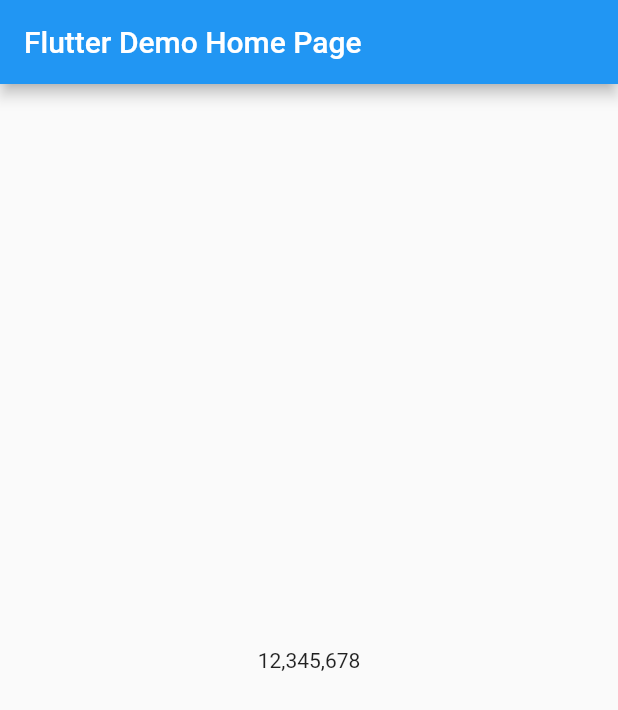
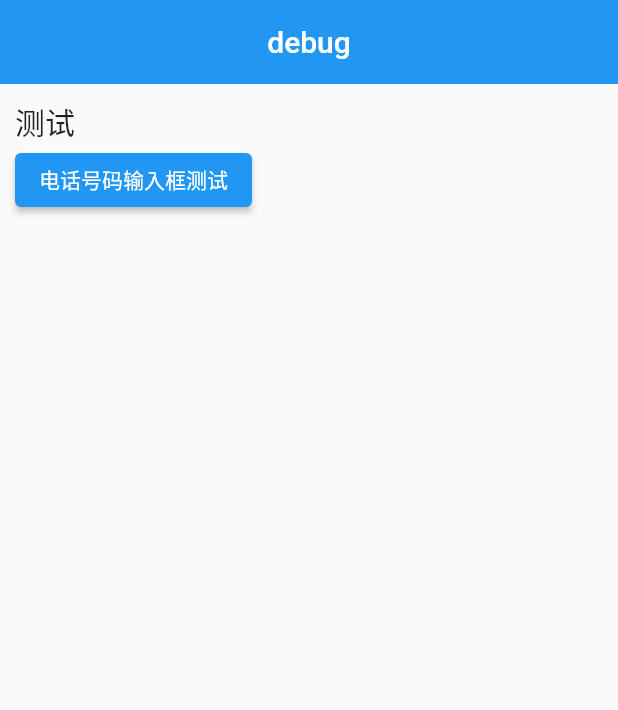
Before and after one commit to aleiin/convenient_dev_toolkit, a Flutter app: the screen it shows after launch, on a phone screen of 412 x 824 dp. Shown: the top 710 px of the screen. Run offline on Flutter 3.47's test engine with Material 2 defaults, Android fonts, the phone set to English and light mode, and no system bars; our stand-ins replace decimal.

Commit message:
1. 添加电话号码格式化工具类 2. 添加货币格式化工具类 3. 添加整数格式化工具类

```diff
--- a/example/lib/main.dart
+++ b/example/lib/main.dart
@@ -1,4 +1,5 @@
 import 'package:convenient_dev_toolkit/convenient_dev_toolkit.dart';
+import 'package:example/input/phone_input_test.dart';
 import 'package:flutter/material.dart';
 
 void main() {
@@ -32,21 +33,56 @@ class MyHomePage extends StatefulWidget {
 class _MyHomePageState extends State<MyHomePage> {
   @override
   Widget build(BuildContext context) {
-    return Scaffold(
-      appBar: AppBar(
-        title: Text(widget.title),
-      ),
-      body: Center(
-        child: Column(
-          mainAxisAlignment: MainAxisAlignment.center,
-          children: <Widget>[
-            Text(
-              '12345678'.toCurrencyFormatter(),
+    return CustomWidget(
+      titleLabel: 'debug',
+      body: SafeArea(
+        child: SingleChildScrollView(
+          child: Padding(
+            padding: const EdgeInsets.symmetric(horizontal: 10),
+            child: Column(
+              crossAxisAlignment: CrossAxisAlignment.start,
+              children: [
+                getItemView(
+                  label: '测试',
+                  children: [
+                    ElevatedButton(
+                      child: const Text('电话号码输入框测试'),
+                      onPressed: () {
+                        Navigator.of(context)
+                            .push(MaterialPageRoute(builder: (context) {
+                          return const PhoneInputTest();
+                        }));
+                      },
+                    ),
+                  ],
+                ),
+              ],
             ),
-          ],
+          ),
         ),
       ),
-      // This trailing comma makes auto-formatting nicer for build methods.
+    );
+  }
+
+  Widget getItemView({
+    String? label,
+    List<Widget> children = const <Widget>[],
+  }) {
+    return Padding(
+      padding: const EdgeInsets.only(top: 10),
+      child: Column(
+        crossAxisAlignment: CrossAxisAlignment.start,
+        children: [
+          Text(
+            label ?? '',
+            style: const TextStyle(fontSize: 20),
+          ),
+          Wrap(
+            spacing: 10,
+            children: children,
+          ),
+        ],
+      ),
     );
   }
 }
--- /dev/null
+++ b/lib/widget/custom_widget.dart
@@ -0,0 +1,109 @@
+import 'package:flutter/material.dart';
+import 'package:flutter/services.dart';
+
+class CustomWidget extends StatefulWidget {
+  const CustomWidget({
+    Key? key,
+    this.isCustomAppBar = true,
+    this.appBar,
+    this.leading,
+    this.title,
+    this.backgroundColor,
+    this.iconTheme,
+    this.elevation = 0,
+    this.titleLabel = '标题',
+    this.titleLabelStyle,
+    this.automaticallyImplyLeading = true,
+    this.body,
+    this.actions,
+    this.endDrawer,
+    this.bottomNavigationBar,
+    this.resizeToAvoidBottomInset = true,
+    this.systemOverlayStyle,
+    this.centerTitle = true,
+  }) : super(key: key);
+
+  /// 是否使用自定义的appBar
+  final bool isCustomAppBar;
+
+  ///
+  final PreferredSizeWidget? appBar;
+
+  ///
+  final Widget? leading;
+
+  ///
+  final Widget? title;
+
+  ///
+  final Color? backgroundColor;
+
+  ///
+  final IconThemeData? iconTheme;
+
+  ///
+  final double? elevation;
+
+  ///
+  final String titleLabel;
+
+  ///
+  final TextStyle? titleLabelStyle;
+
+  ///
+  final bool automaticallyImplyLeading;
+
+  ///
+  final Widget? body;
+
+  ///
+  final List<Widget>? actions;
+
+  ///
+  final Widget? endDrawer;
+
+  ///
+  final Widget? bottomNavigationBar;
+
+  ///
+  final bool resizeToAvoidBottomInset;
+
+  ///
+  final SystemUiOverlayStyle? systemOverlayStyle;
+
+  ///
+  final bool centerTitle;
+
+  @override
+  State<CustomWidget> createState() => _CustomWidgetState();
+}
+
+class _CustomWidgetState extends State<CustomWidget> {
+  @override
+  Widget build(BuildContext context) {
+    return Scaffold(
+      appBar: widget.isCustomAppBar
+          ? AppBar(
+              leading: widget.leading,
+              title: widget.title ??
+                  Text(
+                    widget.titleLabel,
+                    style: widget.titleLabelStyle,
+                  ),
+              automaticallyImplyLeading: widget.automaticallyImplyLeading,
+              actions: widget.actions,
+              backgroundColor: widget.backgroundColor,
+              iconTheme: widget.iconTheme,
+              elevation: widget.elevation,
+              systemOverlayStyle:
+                  widget.systemOverlayStyle ?? SystemUiOverlayStyle.dark,
+              centerTitle: widget.centerTitle,
+            )
+          : widget.appBar,
+      body: widget.body,
+      endDrawer: widget.endDrawer,
+      bottomNavigationBar: widget.bottomNavigationBar,
+      resizeToAvoidBottomInset: widget.resizeToAvoidBottomInset,
+    );
+  }
+}
--- a/pubspec.yaml
+++ b/pubspec.yaml
@@ -1,6 +1,6 @@
 name: convenient_dev_toolkit
 description: 便捷工具包
-version: 0.0.2
+version: 0.0.3
 homepage: https://github.com/aleiin/convenient_dev_toolkit
 
 environment:
```
Also changed, not shown: example/lib/input/currency_input_test.dart (added, +10 -0 lines), example/lib/input/integer_input_test.dart (added, +10 -0 lines), example/lib/input/phone_input_test.dart (added, +74 -0 lines), lib/convenient_dev_toolkit.dart (+8 -0 lines), lib/utils/currency_input_formatter_util.dart (added, +158 -0 lines), lib/utils/integer_input_formatter_util.dart (added, +47 -0 lines), lib/utils/phone_input_formatter_util.dart (added, +170 -0 lines), 1 other file.
